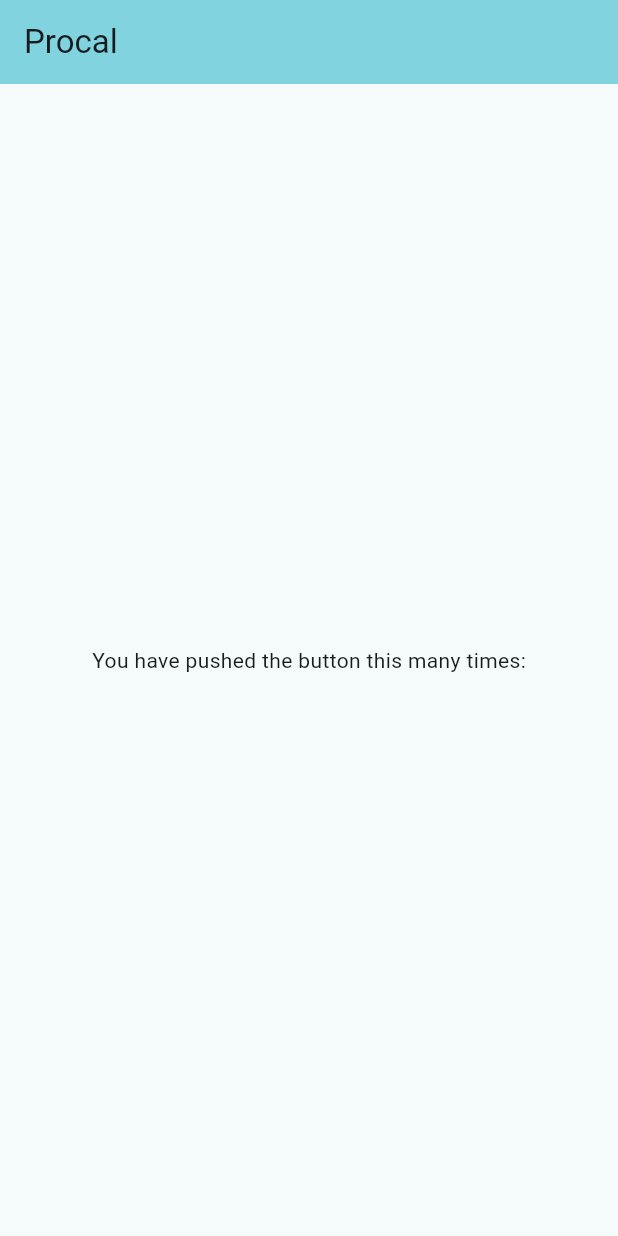
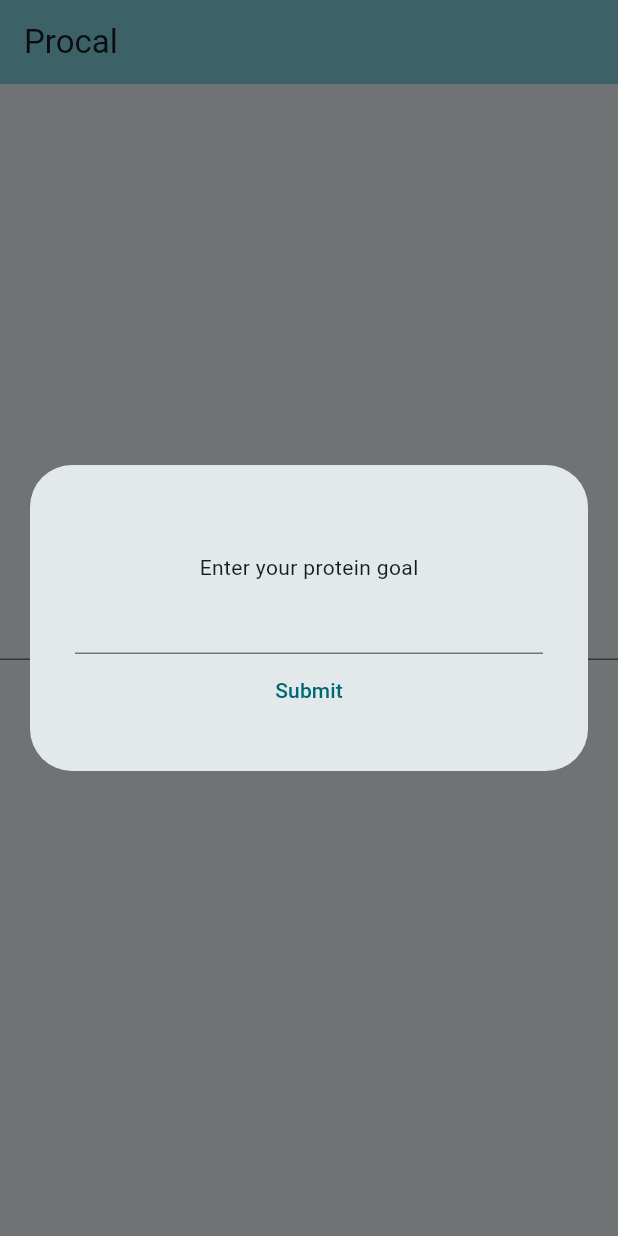
Before and after one commit to kydav/procal, a Flutter app: the screen it shows after launch, on a phone screen of 412 x 824 dp. Run offline on Flutter 3.47's test engine with Material 3 defaults, Android fonts, the phone set to English and light mode, and no system bars; our stand-ins replace flutter_hooks, flutter_riverpod, hooks_riverpod, localstorage; missing offline and left inert: health.

Commit message:
New packages, some work for protein goal dialog and setting up services
Added health, fluter_hooks, riverpod_annotation, localstorage, build_runner, custom_lint and riverpod_lint packages.

```diff
--- a/analysis_options.yaml
+++ b/analysis_options.yaml
@@ -1,4 +1,8 @@
 include: package:flutter_lints/flutter.yaml
+
+analyzer:
+  plugins:
+    - custom_lint
 
 linter:
   rules:
--- /dev/null
+++ b/lib/constants/strings.dart
@@ -0,0 +1,5 @@
+class Strings {
+  static String dialogProteinGoal = 'Enter your protein goal';
+
+  static String generalSubmit = 'Submit';
+}
--- /dev/null
+++ b/lib/constants/system_strings.dart
@@ -0,0 +1,3 @@
+class SystemStrings {
+  static const String proteinGoal = 'protein_goal';
+}
--- /dev/null
+++ b/lib/device_services/local_storage_service.dart
@@ -0,0 +1,14 @@
+import 'package:localstorage/localstorage.dart';
+
+class LocalStorageService {
+  LocalStorageService();
+
+  void storeValue(String key, String value) => localStorage.setItem(key, value);
+
+  bool checkValueExists(String key) {
+    final value = localStorage.getItem(key);
+    return value != null;
+  }
+
+  String? getValue(String key) => localStorage.getItem(key);
+}
--- a/lib/main.dart
+++ b/lib/main.dart
@@ -1,21 +1,35 @@
 import 'package:flutter/material.dart';
+import 'package:flutter_riverpod/flutter_riverpod.dart';
+import 'package:health/health.dart';
+import 'package:localstorage/localstorage.dart';
 import 'package:procal/pages/home_page.dart';
 
+final initializeAppProvider = FutureProvider<void>((ref) async {
+  WidgetsFlutterBinding.ensureInitialized();
+  await initLocalStorage();
+  await Health().configure();
+});
+
 void main() {
-  runApp(const MyApp());
+  runApp(const ProviderScope(child: ProCalApp()));
 }
 
-class MyApp extends StatelessWidget {
-  const MyApp({super.key});
+class ProCalApp extends ConsumerWidget {
+  const ProCalApp({super.key});
 
-  // This widget is the root of your application.
   @override
-  Widget build(BuildContext context) => MaterialApp(
+  Widget build(BuildContext context, WidgetRef ref) {
+    final initializeApp = ref.watch(initializeAppProvider);
+    return MaterialApp(
       title: 'Flutter Demo',
       theme: ThemeData(
         colorScheme: ColorScheme.fromSeed(seedColor: Colors.grey),
         useMaterial3: true,
       ),
-        home: const MyHomePage(),
+      home: initializeApp.when(
+          loading: () => const CircularProgressIndicator(),
+          data: (_) => const HomePage(),
+          error: (err, _) => Text(err.toString())),
     );
   }
+}
--- a/lib/pages/home_page.dart
+++ b/lib/pages/home_page.dart
@@ -1,23 +1,84 @@
 import 'package:flutter/material.dart';
+import 'package:flutter_hooks/flutter_hooks.dart';
+import 'package:hooks_riverpod/hooks_riverpod.dart';
+import 'package:procal/constants/strings.dart';
+import 'package:procal/constants/system_strings.dart';
+import 'package:procal/device_services/local_storage_service.dart';
+import 'package:procal/top_level_providers.dart';
 
-class MyHomePage extends StatelessWidget {
-  const MyHomePage({super.key});
+class HomePage extends HookConsumerWidget {
+  const HomePage({super.key});
+
+  Future<void> _showProteinDialog(
+          BuildContext context,
+          TextEditingController protein,
+          LocalStorageService storageService) async =>
+      WidgetsBinding.instance.addPostFrameCallback((_) => showAdaptiveDialog(
+          context: context,
+          builder: (context) => Dialog(
+                insetPadding: const EdgeInsets.only(
+                    left: 20, top: 100, right: 20, bottom: 100),
+                child: Container(
+                  padding: const EdgeInsets.only(
+                      left: 30, top: 58, right: 30, bottom: 30),
+                  child: Column(
+                    mainAxisSize: MainAxisSize.min,
+                    children: [
+                      Text(Strings.dialogProteinGoal),
+                      TextField(
+                        textAlign: TextAlign.center,
+                        keyboardType: TextInputType.number,
+                        controller: protein,
+                      ),
+                      TextButton(
+                        child: Text(Strings.generalSubmit),
+                        onPressed: () {
+                          storageService.storeValue(
+                              SystemStrings.proteinGoal, protein.value.text);
+                        },
+                      )
+                    ],
+                  ),
+                ),
+              )));
 
   @override
-  Widget build(BuildContext context) => Scaffold(
+  Widget build(BuildContext context, WidgetRef ref) {
+    final protein = useState(0);
+    final healthService = ref.read(healthServiceProvider);
+    final storageService = ref.read(localStorageServiceProvider);
+    useEffect(() {
+      if (!storageService.checkValueExists(SystemStrings.proteinGoal)) {
+        final protein = useTextEditingController();
+        _showProteinDialog(context, protein, storageService);
+      }
+
+      return null;
+    }, []);
+    return Scaffold(
       appBar: AppBar(
         backgroundColor: Theme.of(context).colorScheme.inversePrimary,
         title: const Text('Procal'),
       ),
-        body: const Center(
+      body: Center(
         child: Column(
           mainAxisAlignment: MainAxisAlignment.center,
           children: <Widget>[
-              Text(
-                'You have pushed the button this many times:',
+            TextField(
+              onChanged: (value) {
+                if (int.tryParse(value) != null) {
+                  protein.value = int.parse(value);
+                }
+              },
             ),
+            TextButton(
+                onPressed: () {
+                  healthService.submitProtein(protein.value);
+                },
+                child: const Text('Submit')),
           ],
         ),
       ),
     );
   }
+}
--- /dev/null
+++ b/lib/top_level_providers.dart
@@ -0,0 +1,15 @@
+import 'package:flutter_riverpod/flutter_riverpod.dart';
+import 'package:health/health.dart';
+import 'package:procal/device_services/health_service.dart';
+import 'package:procal/device_services/local_storage_service.dart';
+
+final healthManagerProvider = Provider<Health>((_) => Health());
+
+final healthServiceProvider = Provider<HealthService>(
+    (ref) => HealthService(healthManager: ref.read(healthManagerProvider)));
+
+final localStorageServiceProvider =
+    Provider<LocalStorageService>((ref) => LocalStorageService());
+
+final proteinConsumed = StateProvider((_) => 0);
+final caloriesConsumed = StateProvider((_) => 0);
```
Also changed, not shown: lib/device_services/health_service.dart (added, +52 -0 lines), pubspec.yaml (+9 -2 lines), pubspec.lock, 7 other files. Lines whose indentation alone changed are shown as unchanged.
